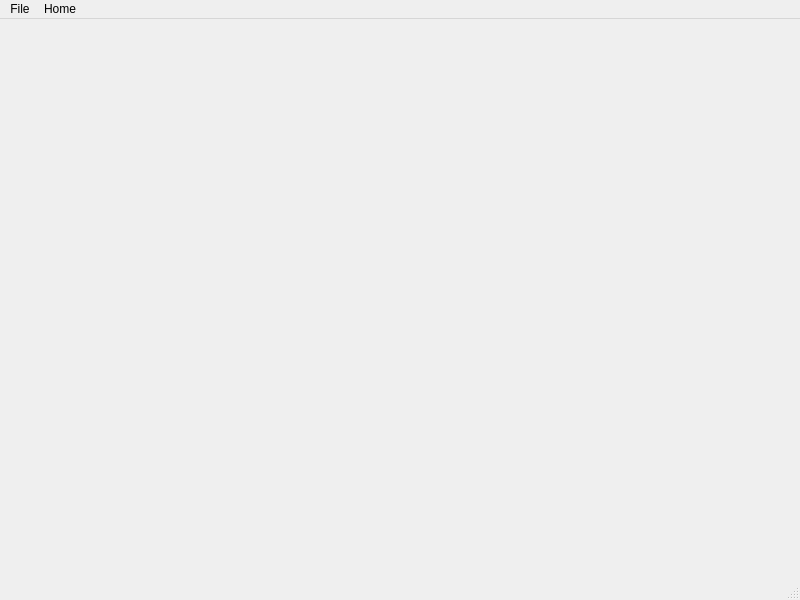
Qt form pxlart/mainwindow.ui (starwarsnerd77/PixelArtQtApp) before a commit.
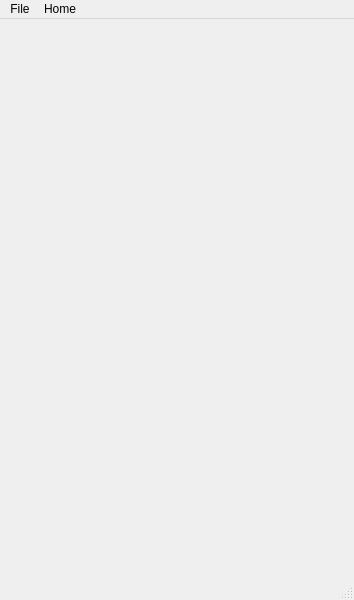
The same form after that commit.

Patch:
```diff
--- a/pxlart/mainwindow.ui
+++ b/pxlart/mainwindow.ui
@@ -6,33 +6,21 @@
    <rect>
     <x>0</x>
     <y>0</y>
-    <width>800</width>
+    <width>354</width>
     <height>600</height>
    </rect>
   </property>
   <property name="windowTitle">
    <string>MainWindow</string>
   </property>
-  <widget class="QWidget" name="centralwidget">
-   <widget class="QWidget" name="gridLayoutWidget">
-    <property name="geometry">
-     <rect>
-      <x>-1</x>
-      <y>0</y>
-      <width>801</width>
-      <height>581</height>
-     </rect>
-    </property>
-    <layout class="QGridLayout" name="gridLayout"/>
-   </widget>
-  </widget>
+  <widget class="QWidget" name="centralwidget"/>
   <widget class="QStatusBar" name="statusbar"/>
   <widget class="QMenuBar" name="menubar">
    <property name="geometry">
     <rect>
      <x>0</x>
      <y>0</y>
-     <width>800</width>
+     <width>354</width>
      <height>22</height>
     </rect>
    </property>
```
